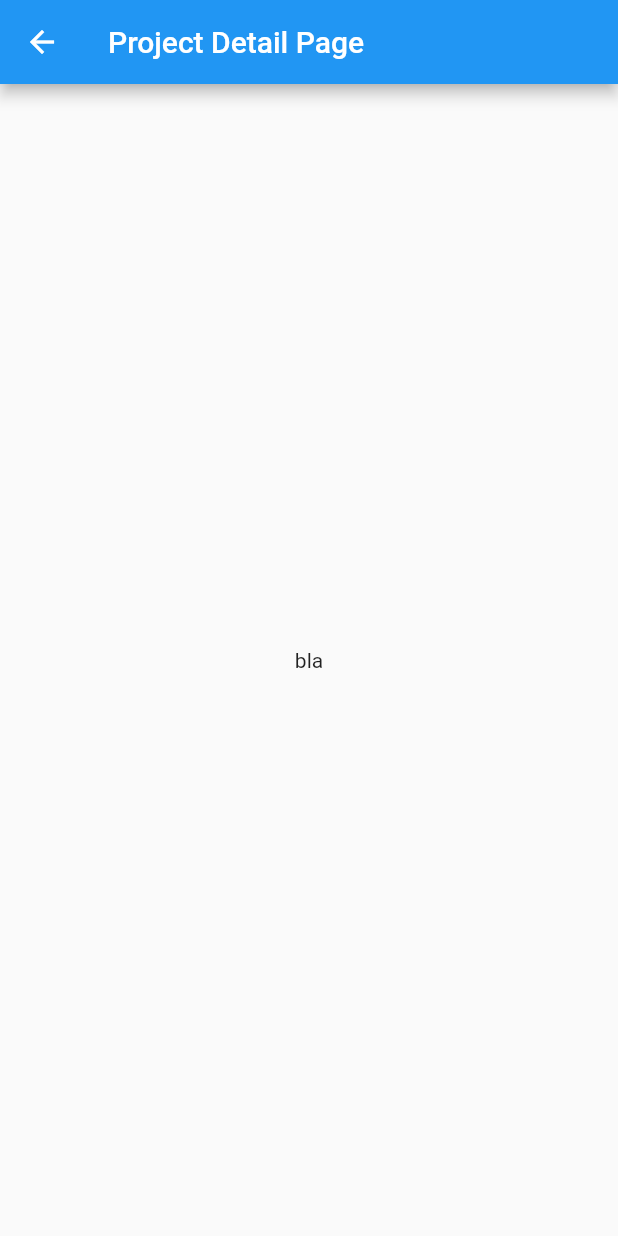
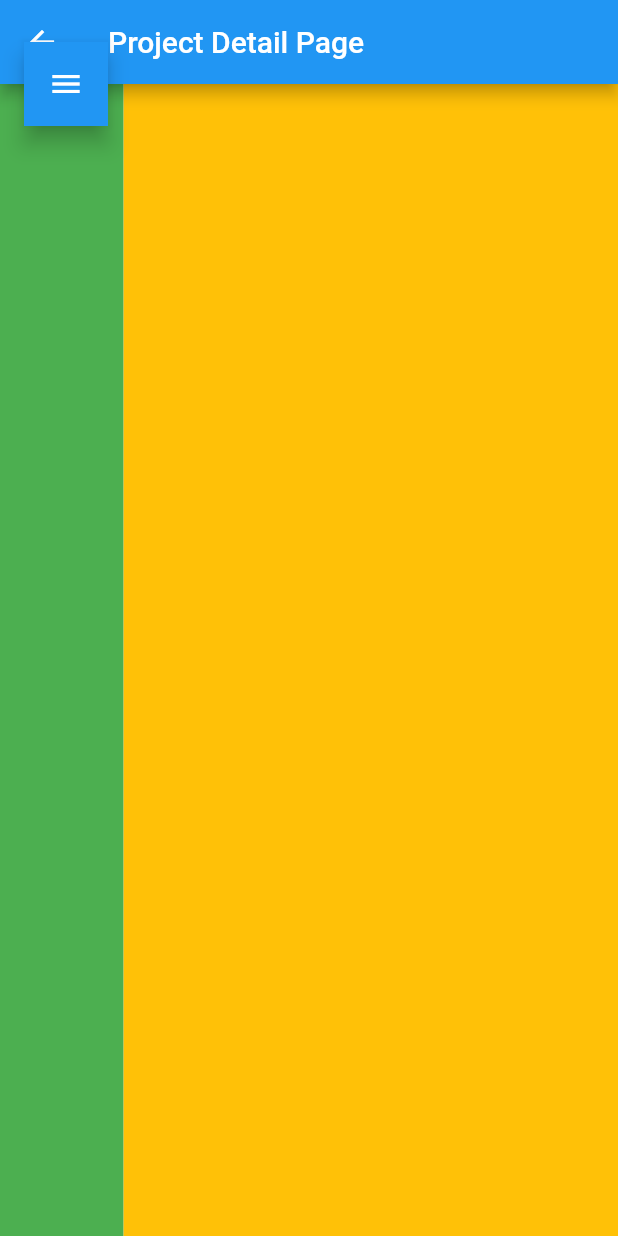
Before and after one commit to yesill/ProjectNotingApp, a Flutter app: the screen it shows after launch, after a tap on the "add" icon, after a tap on "Project Title", on a phone screen of 412 x 824 dp. Run offline on Flutter 3.47's test engine with Material 2 defaults, Android fonts, the light colour scheme and no system bars.

Commit message:
02-28-2023 update: 3

```diff
--- a/pna_flutter/lib/grid_card.dart
+++ b/pna_flutter/lib/grid_card.dart
@@ -37,7 +37,7 @@ class GridCard extends StatelessWidget {
       Navigator.push(
         context,
         PageRouteBuilder(
-          pageBuilder: (context, anim1, anim2) => const ProjectDetailPage(),
+          pageBuilder: (context, anim1, anim2) => ProjectDetailPage(),
           transitionDuration: Duration.zero,
           reverseTransitionDuration: Duration.zero,
         )
@@ -46,7 +46,7 @@ class GridCard extends StatelessWidget {
     else {
       Navigator.push(
         context,
-        MaterialPageRoute(builder: (context) => const ProjectDetailPage()),
+        MaterialPageRoute(builder: (context) => ProjectDetailPage()),
       );
     }
   }
--- a/pna_flutter/lib/project_detail_page.dart
+++ b/pna_flutter/lib/project_detail_page.dart
@@ -1,9 +1,23 @@
 import 'package:flutter/material.dart';
 
-class ProjectDetailPage extends StatelessWidget {
+class ProjectDetailPage extends StatefulWidget {
   const ProjectDetailPage({
     super.key
   });
+
+  @override
+  State<ProjectDetailPage> createState() => _ProjectDetailPageState();
+}
+
+class _ProjectDetailPageState extends State<ProjectDetailPage> {
+  int leftBarFlex = 1;
+
+  void changeLeftBarFlex(){
+    setState(() {
+      if(leftBarFlex == 1){ leftBarFlex = 0;  }
+      else if(leftBarFlex == 0){  leftBarFlex = 1;  }
+    });
+  }
 
   @override
   Widget build(BuildContext context) {
@@ -12,8 +26,33 @@ class ProjectDetailPage extends StatelessWidget {
         title: const Text('Project Detail Page'),
       ),
       body: Center(
-        child: const Text("bla"),
+        child: Row(
+          mainAxisAlignment: MainAxisAlignment.center,
+          children: [
+            Expanded(
+              flex: leftBarFlex,
+              child: GestureDetector(
+                onTap: (){changeLeftBarFlex();},
+                child: Container(
+                  color: Colors.green
+                )
+              )
+            ),
+            Expanded(
+              flex: 5-leftBarFlex,
+              child: Container(
+                color: Colors.amber
+              )
+            ),
+          ],
+        )
       ),
+      floatingActionButton: FloatingActionButton(
+        onPressed: changeLeftBarFlex,
+        shape: const BeveledRectangleBorder(),
+        child: const Icon(Icons.menu),
+      ),
+      floatingActionButtonLocation: FloatingActionButtonLocation.startTop,
     );
   }
 }
```
